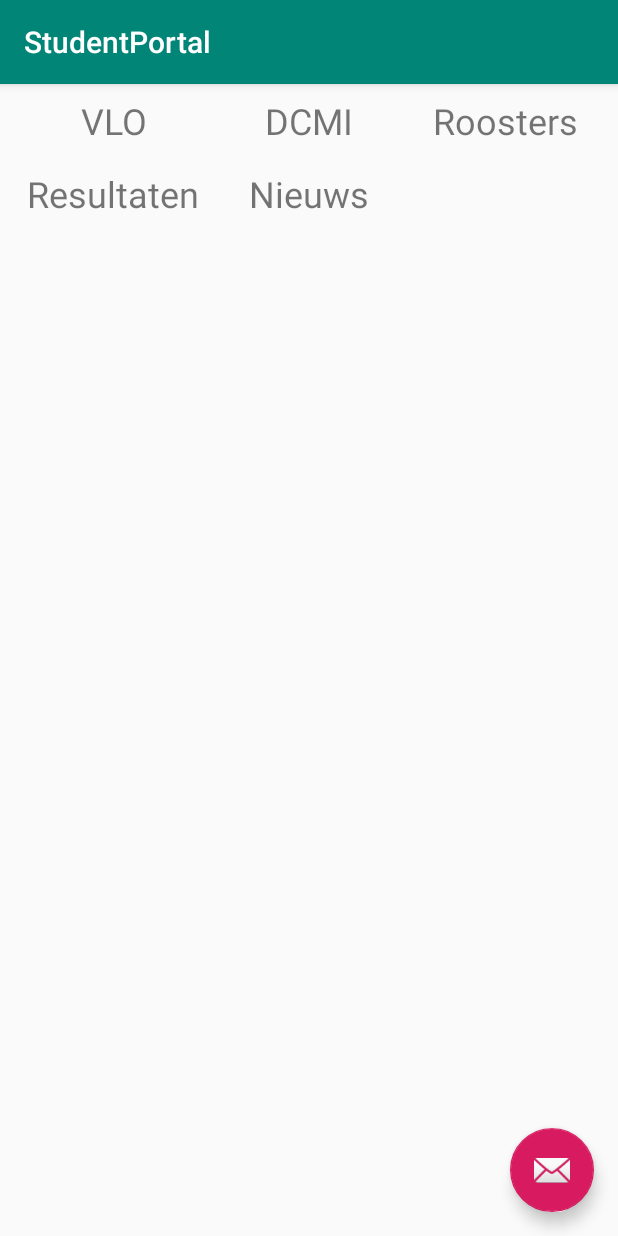
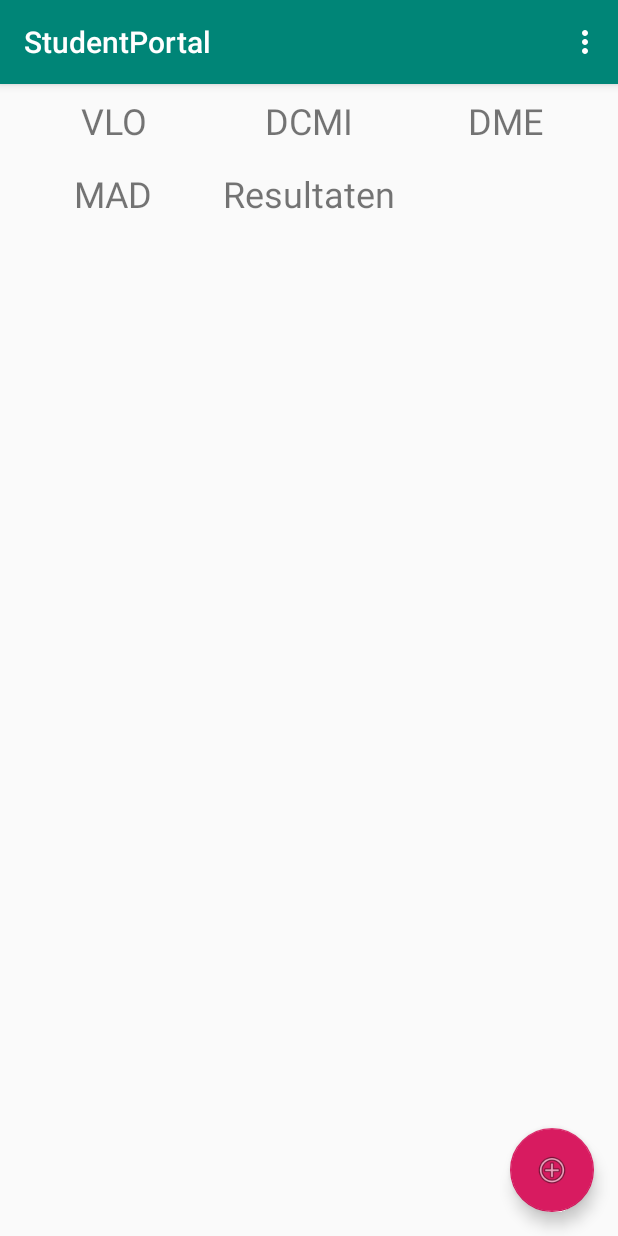
Before and after one commit to omolenaar/StudentPortal, an Android app: the screen it shows after launch (MainActivity), on a phone screen of 412 x 824 dp. Run offline under Robolectric (Android 15) with nearby library versions, the phone set to English and light mode, and no system bars.

```diff
--- a/app/src/main/java/com/example/olgam/studentportal/MainActivity.java
+++ b/app/src/main/java/com/example/olgam/studentportal/MainActivity.java
@@ -6,11 +6,11 @@ import android.os.Bundle;
 import android.support.design.widget.FloatingActionButton;
 import android.support.v7.app.AppCompatActivity;
 import android.support.v7.widget.GridLayoutManager;
-import android.support.v7.widget.LinearLayoutManager;
 import android.support.v7.widget.RecyclerView;
 import android.support.v7.widget.Toolbar;
-import android.text.TextUtils;
 import android.util.Log;
+import android.view.Menu;
+import android.view.MenuItem;
 import android.view.View;
 import android.widget.EditText;
 
@@ -22,13 +22,12 @@ import static com.example.olgam.studentportal.PortalAdapter.*;
 
 public class MainActivity extends AppCompatActivity implements PortalClickListener {
 
-    private EditText mNewPortalText;
-    private EditText mNewPortalLink;
+    //private EditText mNewPortalText;
+    //private EditText mNewPortalLink;
     private PortalAdapter mAdapter;
     private List<Portal> mPortals;
     private RecyclerView mPortalRecyclerView;
-    public static final String Tag = "TAG";
-    public static final String EXTRA_PORTAL = "Portal";
+    private static final String Tag = "TAG";
 
 
     @Override
@@ -38,8 +37,8 @@ public class MainActivity extends AppCompatActivity implements PortalClickListen
         Toolbar toolbar = (Toolbar) findViewById(R.id.toolbar);
         setSupportActionBar(toolbar);
 
-        mNewPortalText = findViewById(R.id.editPortalName);
-        mNewPortalLink = findViewById(R.id.editPortalLink);
+        EditText mNewPortalText = findViewById(R.id.editPortalName);
+        EditText mNewPortalLink = findViewById(R.id.editPortalLink);
         mPortals = new ArrayList<>();
 
         mPortalRecyclerView = findViewById(R.id.recyclerView);
@@ -47,7 +46,7 @@ public class MainActivity extends AppCompatActivity implements PortalClickListen
         ((GridLayoutManager) mLayoutManager).setSpanCount(3);
 
         mPortalRecyclerView.setLayoutManager(mLayoutManager);
-        final PortalAdapter mAdapter = new PortalAdapter(this, mPortals, this);
+        final PortalAdapter mAdapter = new PortalAdapter(mPortals, this);
 
         mPortalRecyclerView.setAdapter(mAdapter);
         for (int i = 0; i < Portal.PRE_DEFINED_PORTAL_NAMES.length; i++) {
@@ -55,7 +54,6 @@ public class MainActivity extends AppCompatActivity implements PortalClickListen
                     Portal.PRE_DEFINED_PORTAL_LINKS[i]));
         }
 
-        Log.e(Tag, "mPortals[3]=" + mPortals.get(3).getmLink());
         //CRUD: Create new portal
         FloatingActionButton fab = (FloatingActionButton) findViewById(R.id.fab);
         fab.setOnClickListener(new View.OnClickListener() {
@@ -69,7 +67,6 @@ public class MainActivity extends AppCompatActivity implements PortalClickListen
 
     //Open and view link defined as portal in new activity
     public void portalOnClick(int i) {
-        Log.e(Tag, "now in portalOnClick, i=" + i);
         if (mPortals == null)
             Log.e(Tag, "mPortals is null!!");
         Intent intent = new Intent(MainActivity.this, WebviewActivity.class);
@@ -83,7 +80,6 @@ public class MainActivity extends AppCompatActivity implements PortalClickListen
         if (resultCode == Activity.RESULT_OK) {
             //Check if the request code is correct
             if (requestCode == 1234) {
-                //Intent result = getIntent();
                 Bundle extras = result.getExtras();
                 String newPortalName = extras.getString("Name");
                 String newPortalLink = extras.getString("Link");
@@ -97,7 +93,7 @@ public class MainActivity extends AppCompatActivity implements PortalClickListen
     private void updateUI() {
         if (mAdapter == null) {
             Log.e(Tag, "mAdapter was null, creating new PortalAdapter");
-            mAdapter = new PortalAdapter(this, mPortals, this);
+            mAdapter = new PortalAdapter(mPortals, this);
             Log.e(Tag, "new PortalAdapter with Portals: " + mPortals);
             mPortalRecyclerView.setAdapter(mAdapter);
         } else {
@@ -105,4 +101,26 @@ public class MainActivity extends AppCompatActivity implements PortalClickListen
             mAdapter.notifyDataSetChanged();
         }
     }
+    //MENU
+    @Override
+    public boolean onCreateOptionsMenu(Menu menu) {
+        // Inflate the menu; this adds items to the action bar if it is present.
+        getMenuInflater().inflate(R.menu.menu_main, menu);
+        return true;
+    }
+
+    @Override
+    public boolean onOptionsItemSelected(MenuItem item) {
+        // Handle action bar item clicks here. The action bar will
+        // automatically handle clicks on the Home/Up button, so long
+        // as you specify a parent activity in AndroidManifest.xml.
+        int id = item.getItemId();
+
+        //noinspection SimplifiableIfStatement
+        if (id == R.id.action_settings) {
+            return true;
+        }
+        return super.onOptionsItemSelected(item);
+    }
+
 }
--- a/app/src/main/java/com/example/olgam/studentportal/Portal.java
+++ b/app/src/main/java/com/example/olgam/studentportal/Portal.java
@@ -1,17 +1,17 @@
 package com.example.olgam.studentportal;
 
-public class Portal {
+class Portal {
 
     //fields
     private String mPortalName;
-    private String mLink; //give to Webview for loadurl
+    private String mLink; //give to Webview for loadUrl
 
-    public Portal(String mPortalName, String mLink) {
+     Portal(String mPortalName, String mLink) {
         this.mPortalName = mPortalName;
         this.mLink = mLink;
     }
 
-    public String getmPortalName() {
+     String getmPortalName() {
         return mPortalName;
     }
 
@@ -19,7 +19,7 @@ public class Portal {
         this.mPortalName = mPortalName;
     }
 
-    public String getmLink() {
+    String getmLink() {
         return mLink;
     }
 
@@ -27,19 +27,19 @@ public class Portal {
         this.mLink = mLink;
     }
 
-    public static final String[] PRE_DEFINED_PORTAL_NAMES = {
+    static final String[] PRE_DEFINED_PORTAL_NAMES = {
             "VLO",
             "DCMI",
-            "Roosters",
-            "Resultaten",
-            "Nieuws"
+            "DME",
+            "MAD",
+            "Resultaten"
     };
 
-    public static final String[] PRE_DEFINED_PORTAL_LINKS = {
+    static final String[] PRE_DEFINED_PORTAL_LINKS = {
             "https://vlo.informatica.hva.nl/",
             "https://www.hva.nl/faculteit/fdmci/digitale-media-en-creatieve-industrie.html",
-            "https://adfs20.hva.nl/adfs/ls/?wa=wsignin1.0&wtrealm=https%3a%2f%2fidp1.hva.nl%2fadfs%2fservices%2ftrust&wctx=3d3fd32b-4200-4c91-8c58-643ac16fd9fe&wfresh=0&whr=http%3a%2f%2fadfs20.hva.nl%2fadfs%2fservices%2ftrust",
-            "https://rooster.hva.nl/",
-            "https://www.nu.nl"
+            "https://sites.google.com/view/designingmobileexperiences2018/",
+            "https://www.android-development.app/#!/home",
+            "https://sis.hva.nl:8011/psc/S2PRD/EMPLOYEE/HRMS/c/SNS_MENU_FLD.SNS_SS_STD_RES_FL.GBL?/"
     };
 }
--- a/app/src/main/java/com/example/olgam/studentportal/PortalAdapter.java
+++ b/app/src/main/java/com/example/olgam/studentportal/PortalAdapter.java
@@ -1,6 +1,6 @@
 package com.example.olgam.studentportal;
 
-import android.content.Context;
+import android.support.annotation.NonNull;
 import android.support.v7.widget.RecyclerView;
 import android.util.Log;
 import android.view.LayoutInflater;
@@ -8,14 +8,11 @@ import android.view.View;
 import android.view.ViewGroup;
 import android.widget.TextView;
 
-import java.lang.reflect.Array;
-import java.util.ArrayList;
 import java.util.List;
 
 public class PortalAdapter extends RecyclerView.Adapter <PortalAdapter.PortalViewHolder> {
     //fields
-    private  List<Portal> listPortal;
-    private Context context;
+    private final List<Portal> listPortal;
     final private PortalClickListener mPortalClickListener;
     private static final String Tag = "TAG";
 
@@ -24,23 +21,24 @@ public class PortalAdapter extends RecyclerView.Adapter <PortalAdapter.PortalVie
     }
     //constructor
 
-    public PortalAdapter(Context context, List<Portal> listPortal, PortalClickListener mPortalClickListener) {
-        this.context = context;
+    PortalAdapter(List<Portal> listPortal, PortalClickListener mPortalClickListener)
+    {
+        //Context context1 = context;
         this.listPortal = listPortal;
         this.mPortalClickListener = mPortalClickListener;
     }
 
+    @NonNull
     @Override
-    public PortalViewHolder onCreateViewHolder(ViewGroup parent, int viewType) {
+    public PortalViewHolder onCreateViewHolder(@NonNull ViewGroup parent, int viewType) {
         View view = LayoutInflater.from(parent.getContext()).inflate(R.layout.grid_cell, parent, false);
         return new PortalViewHolder(view);
     }
 
     @Override
-    public void onBindViewHolder(PortalViewHolder holder, int position) {
+    public void onBindViewHolder(@NonNull PortalViewHolder holder, int position) {
         final Portal portal = listPortal.get(position);
         holder.portalName.setText(portal.getmPortalName());
-        //holder.portalLink.setText(portal.getmLink());
     }
 
     @Override
@@ -52,15 +50,13 @@ public class PortalAdapter extends RecyclerView.Adapter <PortalAdapter.PortalVie
     }
 
     public class PortalViewHolder extends RecyclerView.ViewHolder implements View.OnClickListener {
-        public TextView portalName;
+        final TextView portalName;
         public TextView portalLink;
         public View view;
 
-        public PortalViewHolder(View itemView) {
+        PortalViewHolder(View itemView) {
             super(itemView);
             portalName = itemView.findViewById(R.id.textViewName);
-            //portalLink = itemView.findViewById(R.id.textViewLink);
-            //view = itemView;
             itemView.setOnClickListener(this);
         }
         @Override
--- a/app/src/main/res/layout/activity_main.xml
+++ b/app/src/main/res/layout/activity_main.xml
@@ -28,6 +28,6 @@
         android:layout_height="wrap_content"
         android:layout_gravity="bottom|end"
         android:layout_margin="@dimen/fab_margin"
-        app:srcCompat="@android:drawable/ic_dialog_email" />
+        app:srcCompat="@android:drawable/ic_menu_add" />
 
 </android.support.design.widget.CoordinatorLayout>
--- a/app/src/main/res/layout/content_main.xml
+++ b/app/src/main/res/layout/content_main.xml
@@ -25,13 +25,5 @@
 
     </android.support.v7.widget.RecyclerView>
 
-    <LinearLayout
-        android:layout_width="match_parent"
-        android:layout_height="match_parent"
-        android:gravity="fill_horizontal"
-        android:orientation="horizontal"
-        app:layout_constraintTop_toBottomOf="@id/toolbar">
-
-    </LinearLayout>
 
 </android.support.constraint.ConstraintLayout>
--- a/app/src/main/res/layout/grid_cell.xml
+++ b/app/src/main/res/layout/grid_cell.xml
@@ -1,7 +1,6 @@
 <?xml version="1.0" encoding="utf-8"?>
 <LinearLayout xmlns:android="http://schemas.android.com/apk/res/android"
     xmlns:app="http://schemas.android.com/apk/res-auto"
-    xmlns:tools="http://schemas.android.com/tools"
     android:layout_width="match_parent"
     android:layout_height="wrap_content"
     app:layout_constraintHorizontal_chainStyle="spread"
@@ -10,12 +9,11 @@
 
     <TextView
         android:id="@+id/textViewName"
-        android:layout_width="fill_parent"
+        android:layout_width="0dp"
         android:layout_height="wrap_content"
         android:layout_weight="1"
         android:padding="8dp"
         android:paddingBottom="32dp"
-        android:text="VLO"
         android:textAlignment="center"
         android:textSize="24sp" />
 
--- a/app/src/main/res/values/strings.xml
+++ b/app/src/main/res/values/strings.xml
@@ -1,4 +1,7 @@
 <resources>
     <string name="app_name">StudentPortal</string>
     <string name="action_settings">Settings</string>
+    <string name="portalNameHint">name of the portal</string>
+    <string name="linkHint">url</string>
+    <string name="linkStart">https://www.</string>
 </resources>
```
Also changed, not shown: app/src/main/java/com/example/olgam/studentportal/AddPortal.java (+16 -43 lines), app/src/main/java/com/example/olgam/studentportal/WebviewActivity.java (+17 -9 lines), app/src/main/res/layout/activity_add_portal.xml (+0 -13 lines), app/src/main/res/layout/content_add_portal.xml (+7 -5 lines).
